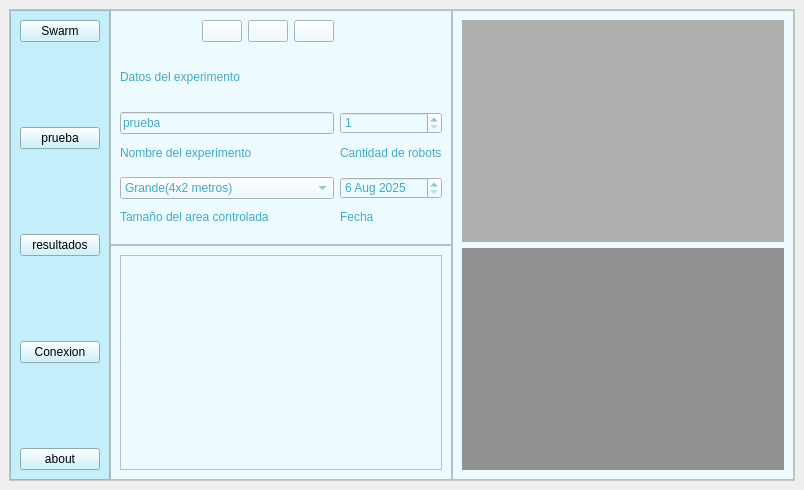
This is EnjambreMain.ui in jesuMiranda/SwarMind as Qt 5 draws it before an edit. The edited form follows.
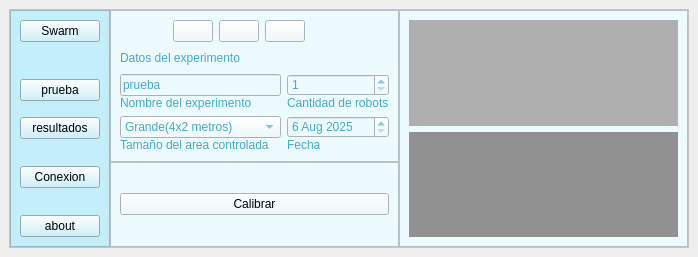
This is the edited form. Icons and pictures are not drawn.

Diff of the .ui file:
```diff
--- a/EnjambreMain.ui
+++ b/EnjambreMain.ui
@@ -6,8 +6,8 @@
    <rect>
     <x>0</x>
     <y>0</y>
-    <width>804</width>
-    <height>490</height>
+    <width>698</width>
+    <height>257</height>
    </rect>
   </property>
   <property name="windowTitle">
@@ -181,7 +181,12 @@
             <item>
              <widget class="QPushButton" name="playButton">
               <property name="styleSheet">
-               <string notr="true">color: rgb(0, 255, 255);</string>
+               <string notr="true">color: rgb(0, 255, 255);
+
+QpushButton{
+border: 0px;
+}
+</string>
               </property>
               <property name="text">
                <string/>
@@ -470,7 +475,11 @@
          </property>
          <layout class="QGridLayout" name="gridLayout_3">
           <item row="0" column="0">
-           <widget class="QTableView" name="tableView"/>
+           <widget class="QPushButton" name="levelbutton">
+            <property name="text">
+             <string>Calibrar</string>
+            </property>
+           </widget>
           </item>
          </layout>
         </widget>
```
Left out of the diff: 12 changed lines with no effect on the pictures.
